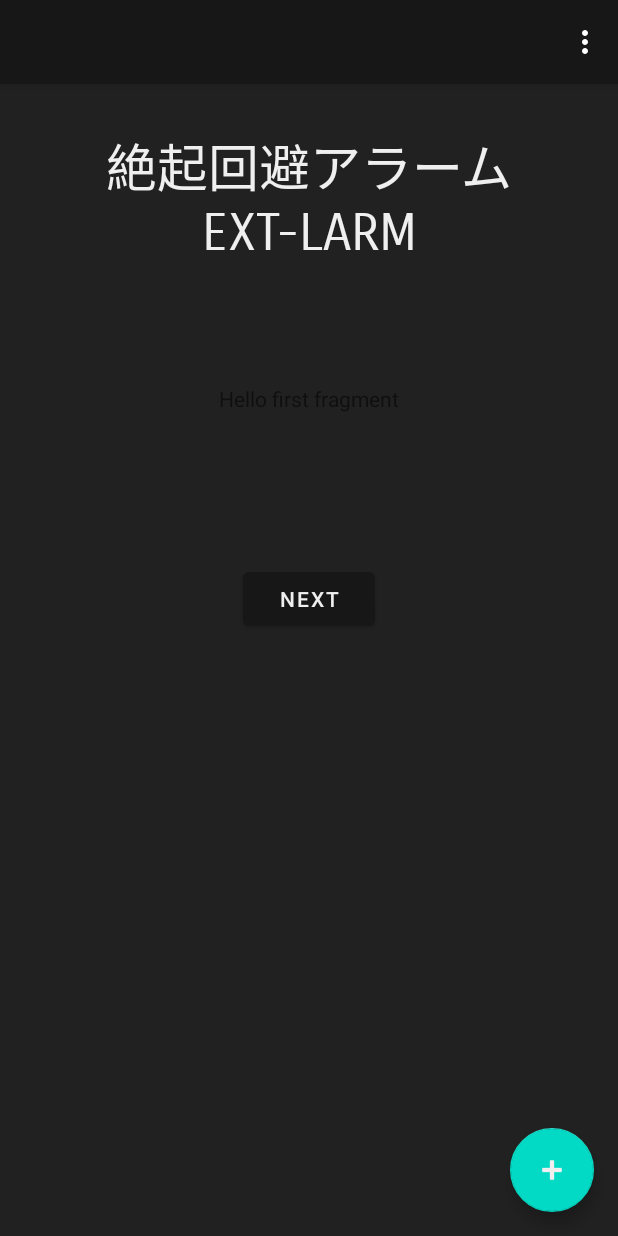
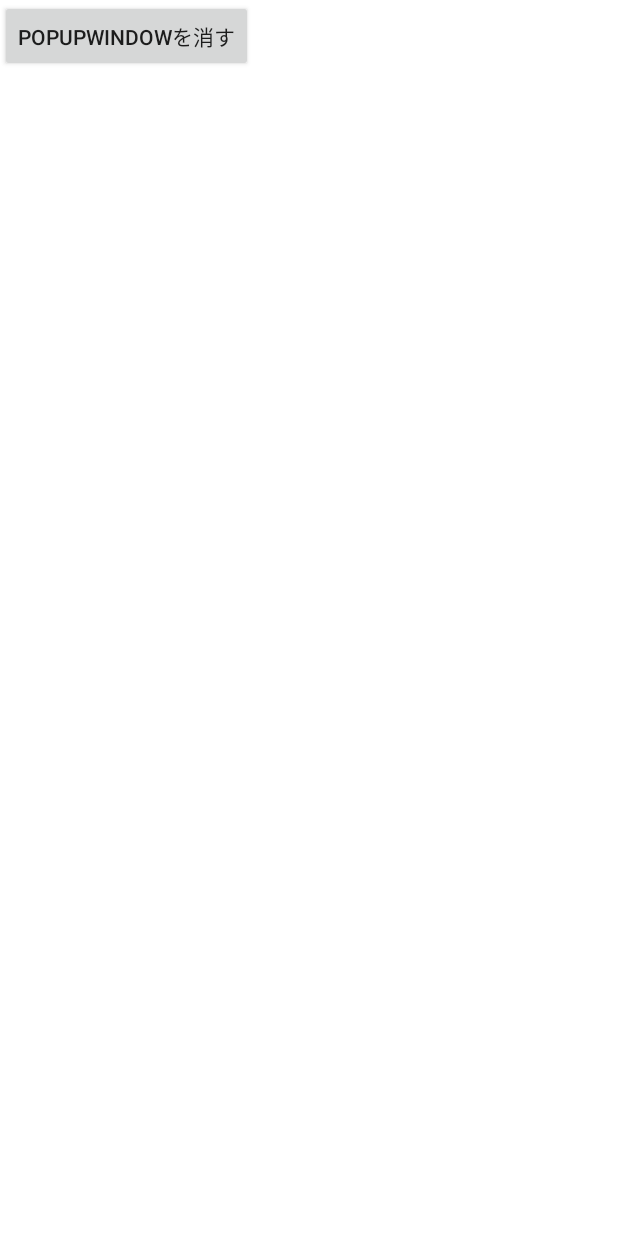
Before and after one commit to 0ga0takash1/Zekki_kaifi_alarm, an Android app: the screen it shows after launch (MainActivity), in the options menu, after a tap on "License", on a phone screen of 412 x 824 dp. Run offline under Robolectric (Android 15) with nearby library versions, the phone set to English and light mode, and no system bars.

Commit message:
リスト表示機能実装途中

```diff
--- /dev/null
+++ b/app/src/main/java/zekki/kaihi/alarm/DatabaseHelper.java
@@ -0,0 +1,42 @@
+package zekki.kaihi.alarm;
+
+import android.content.Context;
+import android.database.sqlite.SQLiteDatabase;
+import android.database.sqlite.SQLiteOpenHelper;
+
+public class DatabaseHelper extends SQLiteOpenHelper {
+
+    static final private String DBNAME = "alarm.sqlite";
+    static final private int VERSION = 1;
+    private static DatabaseHelper sSingleton = null;
+
+    // 参考 シングルトン
+    // https://sakura-bird1.hatenablog.com/entry/20130613/1371122200
+
+    public static synchronized DatabaseHelper getInstance(Context context) {
+        if (sSingleton == null) {
+            sSingleton = new DatabaseHelper(context);
+        }
+        return sSingleton;
+    }
+
+    private DatabaseHelper(Context context){
+        super(context, DBNAME, null, VERSION);
+    }
+
+    @Override
+    public void onOpen(SQLiteDatabase db) {
+        super.onOpen(db);
+    }
+
+    @Override
+    public void onCreate(SQLiteDatabase db) {
+        db.execSQL("CREATE TABLE alarms (alarmid integer PRIMARY KEY, name text , alarttime text );");
+    }
+
+    @Override
+    public void onUpgrade(SQLiteDatabase db, int oldVersion, int newVersion) {
+        db.execSQL("DROP TABLE IF EXISTS Alarm;");
+        onCreate(db);
+    }
+}
--- /dev/null
+++ b/app/src/main/java/zekki/kaihi/alarm/ListAdapter.java
@@ -0,0 +1,53 @@
+package zekki.kaihi.alarm;
+
+import android.app.Activity;
+import android.content.Context;
+import android.content.Intent;
+import android.view.LayoutInflater;
+import android.view.View;
+import android.view.ViewGroup;
+
+import java.util.ArrayList;
+
+import androidx.annotation.NonNull;
+import androidx.recyclerview.widget.RecyclerView;
+
+public class ListAdapter extends RecyclerView.Adapter<AlarmInfoHolder> {
+    private ArrayList<AlarmInfo> data;
+
+    public ListAdapter(ArrayList<AlarmInfo> data){
+        this.data = data;
+    }
+
+    @NonNull
+    @Override
+    public AlarmInfoHolder onCreateViewHolder(@NonNull final ViewGroup parent, int viewType) {
+        View v = LayoutInflater.from(parent.getContext()).inflate(R.layout.alarm_list_layout,parent,false);
+
+
+        final AlarmInfoHolder holder = new AlarmInfoHolder(v);
+        holder.itemView.setOnClickListener(new View.OnClickListener() {
+            @Override
+            public void onClick(View v) {
+                Context context = parent.getContext();
+                int position = holder.getAdapterPosition();
+//                Intent i = new Intent(context, InputActivity.class);
+//                i.putExtra(context.getString(R.string.request_code),MainActivity.EDIT_REQ_CODE);
+//                i.putExtra(context.getString(R.string.alarm_id),data.get(position).getAlarmID());
+//                ((Activity) context).startActivityForResult(i,MainActivity.EDIT_REQ_CODE);
+            }
+        });
+        return holder;
+    }
+
+    @Override
+    public void onBindViewHolder(@NonNull AlarmInfoHolder holder, int position) {
+        holder.alarmName.setText(this.data.get(position).getAlarmName());
+        holder.time.setText(this.data.get(position).getTime());
+    }
+
+    @Override
+    public int getItemCount() {
+        return this.data.size();
+    }
+}
--- a/app/src/main/java/zekki/kaihi/alarm/MainActivity.java
+++ b/app/src/main/java/zekki/kaihi/alarm/MainActivity.java
@@ -1,6 +1,9 @@
 package zekki.kaihi.alarm;
 
 import android.content.Intent;
+import android.database.Cursor;
+import android.database.sqlite.SQLiteDatabase;
+import android.graphics.Color;
 import android.os.Bundle;
 
 import com.google.android.material.floatingactionbutton.FloatingActionButton;
@@ -8,13 +11,27 @@ import com.google.android.material.snackbar.Snackbar;
 
 import androidx.appcompat.app.AppCompatActivity;
 import androidx.appcompat.widget.Toolbar;
+import androidx.recyclerview.widget.LinearLayoutManager;
+import androidx.recyclerview.widget.RecyclerView;
 
 import android.view.View;
 
 import android.view.Menu;
 import android.view.MenuItem;
+import android.widget.Button;
+import android.widget.FrameLayout;
+import android.widget.LinearLayout;
+import android.widget.PopupWindow;
+
+import java.util.ArrayList;
 
 public class MainActivity extends AppCompatActivity {
+
+    private DatabaseHelper helper = null;
+    final static public int NEW_REQ_CODE = 1;
+    final static public int EDIT_REQ_CODE = 2;
+    RecyclerView rv = null;
+    RecyclerView.Adapter adapter = null;
 
     @Override
     protected void onCreate(Bundle savedInstanceState) {
@@ -23,6 +40,12 @@ public class MainActivity extends AppCompatActivity {
         Toolbar toolbar = findViewById(R.id.toolbar);
         toolbar.setTitle("");
         setSupportActionBar(toolbar);
+
+        // アラームのデータを取得
+        ArrayList<AlarmInfo> data = this.loadAlarms();
+
+        // RecyclerViewに設定
+        this.setRV(data);
 
         FloatingActionButton fab = findViewById(R.id.fab);
         fab.setOnClickListener(new View.OnClickListener() {
@@ -54,9 +77,82 @@ public class MainActivity extends AppCompatActivity {
         } else if (item.getItemId() == R.id.action_delete) {
 
         } else if (item.getItemId() == R.id.action_license) {
-
+            CreateLicence();
         }
 
         return super.onOptionsItemSelected(item);
     }
+
+
+    private ArrayList<AlarmInfo> loadAlarms(){
+        helper = DatabaseHelper.getInstance(this);
+
+        ArrayList<AlarmInfo> data = new ArrayList<>();
+
+        try(SQLiteDatabase db = helper.getReadableDatabase()) {
+
+            String[] cols ={"alarmid","name","alarttime"};
+
+            Cursor cs = db.query("alarms",cols,null,null,
+                    null,null,"alarmid",null);
+            boolean eol = cs.moveToFirst();
+            while (eol){
+                AlarmInfo item = new AlarmInfo();
+                item.setAlarmID(cs.getInt(0));
+                item.setAlarmName(cs.getString(1));
+                item.setTime(cs.getString(2));
+                data.add(item);
+                eol = cs.moveToNext();
+            }
+        }
+        return data;
+    }
+
+    private void setRV(ArrayList<AlarmInfo> data){
+        rv = (RecyclerView)findViewById(R.id.rv);
+        rv.setHasFixedSize(true);
+        LinearLayoutManager manager = new LinearLayoutManager(this);
+        manager.setOrientation(LinearLayoutManager.VERTICAL);
+        rv.setLayoutManager(manager);
+        adapter = new ListAdapter(data);
+        rv.setAdapter(adapter);
+    }
+
+    private void updateRV(ArrayList<AlarmInfo> data){
+        adapter = new ListAdapter(data);
+        rv.setAdapter(adapter);
+        // rv.swapAdapter(adapter,false);
+    }
+
+    private void CreateLicence() {
+        // PopupWindow内に表示するFrameLayoutを作成する。
+        FrameLayout contentView = new FrameLayout(this);
+        contentView.setBackgroundColor(Color.BLACK);
+
+        // PopupWindowのインスタンスを作成する
+        PopupWindow popupWindow = new PopupWindow();
+        // PopupWindow内に表示するViewを設定する。
+        popupWindow.setContentView(contentView);
+        // PopupWindowの幅を800に設定
+        popupWindow.setWidth(10);
+        // PopupWindowの高さを800に設定
+        popupWindow.setHeight(10);
+        // PopupWindowを消すボタンを作成
+        Button dismissPopupWindow = new Button(this);
+        dismissPopupWindow.setText("PopupWindowを消す");
+        dismissPopupWindow.setOnClickListener(new View.OnClickListener() {
+            @Override
+            public void onClick(View v) {
+                // PopupWindow#dismissでPopupWindowを消す
+                popupWindow.dismiss();
+            }
+        });
+
+        LinearLayout linearLayout = new LinearLayout(this);
+        linearLayout.addView(dismissPopupWindow);
+
+        FrameLayout frameLayout = new FrameLayout(this);
+        frameLayout.addView(linearLayout);
+        setContentView(frameLayout);
+    }
 }
--- a/app/src/main/res/layout/activity_main.xml
+++ b/app/src/main/res/layout/activity_main.xml
@@ -19,25 +19,54 @@
             android:id="@+id/toolbar"
             android:layout_width="match_parent"
             android:layout_height="?attr/actionBarSize"
-            app:popupTheme="@style/Theme.AppCompat" />
+            app:popupTheme="@style/Theme.AppCompat"
+        />
 
     </com.google.android.material.appbar.AppBarLayout>
 
     <include
         android:id="@+id/include"
-        layout="@layout/app_titile_layout"
+        layout="@layout/app_screen_area"
+        app:layout_anchorGravity="center"
+    />
+
+    <androidx.constraintlayout.widget.ConstraintLayout
+        android:id="@+id/main_screen"
         android:layout_width="match_parent"
         android:layout_height="match_parent"
-        android:background="#000000"
+        android:paddingLeft="16dp"
+        android:paddingRight="16dp"
         app:layout_anchor="@+id/include"
-        app:layout_anchorGravity="center" />
+        app:layout_anchorGravity="center"
+        tools:context=".MainActivity">
 
-    <include
-        android:id="@+id/include"
-        layout="@layout/content_main"
-        android:background="#212121"
-        app:layout_anchor="@+id/include"
-        app:layout_anchorGravity="center" />
+        <TextView
+            android:id="@+id/app_title"
+            android:layout_width="match_parent"
+            android:layout_height="wrap_content"
+            android:layout_marginTop="85dp"
+            android:fontFamily="sans-serif-smallcaps"
+            android:gravity="center"
+            android:text="@string/app_name"
+            android:textAllCaps="false"
+            android:textColor="@color/white2"
+            android:textSize="34sp"
+            app:layout_anchorGravity="center"
+            app:layout_constraintTop_toTopOf="parent"
+            tools:layout_editor_absoluteX="0dp"
+        />
+
+        <androidx.recyclerview.widget.RecyclerView
+            android:id="@+id/rv"
+            android:layout_width="match_parent"
+            android:layout_height="0dp"
+            android:layout_marginTop="3dp"
+            app:layout_constraintBottom_toBottomOf="parent"
+            app:layout_constraintEnd_toEndOf="parent"
+            app:layout_constraintStart_toStartOf="parent"
+            app:layout_constraintTop_toBottomOf="@+id/app_title"
+        />
+    </androidx.constraintlayout.widget.ConstraintLayout>
 
     <com.google.android.material.floatingactionbutton.FloatingActionButton
         android:id="@+id/fab"
@@ -47,6 +76,7 @@
         android:layout_margin="@dimen/fab_margin"
         app:fabSize="auto"
         app:srcCompat="@android:drawable/ic_input_add"
-        app:tint="#FFefefef" />
+        app:tint="#FFefefef"
+    />
 
 </androidx.coordinatorlayout.widget.CoordinatorLayout>
--- a/app/src/main/res/layout/app_titile_layout.xml
+++ /dev/null
@@ -1,24 +0,0 @@
-<?xml version="1.0" encoding="utf-8"?>
-<androidx.constraintlayout.widget.ConstraintLayout
-    xmlns:android="http://schemas.android.com/apk/res/android"
-    xmlns:app="http://schemas.android.com/apk/res-auto"
-    xmlns:tools="http://schemas.android.com/tools"
-    android:layout_width="match_parent"
-    android:layout_height="match_parent"
-    tools:context=".MainActivity">
-
-    <TextView
-        android:id="@+id/app_name_textView"
-        android:layout_width="match_parent"
-        android:layout_height="wrap_content"
-        android:layout_marginTop="85dp"
-        android:fontFamily="sans-serif-smallcaps"
-        android:gravity="center"
-        android:text="@string/app_name"
-        android:textAllCaps="false"
-        android:textColor="@color/white2"
-        android:textSize="34sp"
-        app:layout_anchorGravity="center"
-        app:layout_constraintTop_toTopOf="parent"
-        tools:layout_editor_absoluteX="0dp" />
-</androidx.constraintlayout.widget.ConstraintLayout>
--- a/app/src/main/res/values/arrays.xml
+++ b/app/src/main/res/values/arrays.xml
@@ -25,6 +25,7 @@
 
     <string-array name="alarm_schedule_entries">
         <item>Recent</item>
+        <item>Tomorrow</item>
         <item>Everyday</item>
         <item>Weekday</item>
         <item>Weekend</item>
@@ -32,7 +33,8 @@
 
     <string-array name="alarm_schedule_values">
         <item>R</item>
-        <item>Ev</item>
+        <item>T</item>
+        <item>E</item>
         <item>Wd</item>
         <item>We</item>
     </string-array>
--- a/app/src/main/res/values/strings.xml
+++ b/app/src/main/res/values/strings.xml
@@ -31,7 +31,7 @@
     <string name="sound_header">Sound</string>
     <string name="alarm_header">Alarm settings</string>
     <string name="alarm_type_title">Alarm type</string>
-    <string name="alarm_schedule_title">Schedule</string>
+    <string name="alarm_timing_title">Timing</string>
     <string name="alarm_sound">Alarm sound</string>
     <string name="alarm_type_AV">Alarm and Vibration</string>
     <string name="alarm_type_A">Alarm Only</string>
--- a/app/src/main/res/xml/setting.xml
+++ b/app/src/main/res/xml/setting.xml
@@ -28,7 +28,7 @@
             app:entries="@array/alarm_schedule_entries"
             app:entryValues="@array/alarm_schedule_values"
             app:key="alarm_schedule"
-            app:title="@string/alarm_schedule_title"
+            app:title="@string/alarm_timing_title"
             android:summary="%s"/>
     </PreferenceCategory>
 
```
Also changed, not shown: app/src/main/java/zekki/kaihi/alarm/AlarmInfo.java (added, +39 -0 lines), app/src/main/java/zekki/kaihi/alarm/AlarmInfoHolder.java (added, +24 -0 lines), app/src/main/res/layout/alarm_list_layout.xml (added, +60 -0 lines), app/src/main/res/layout/app_screen_area.xml (added, +10 -0 lines).
